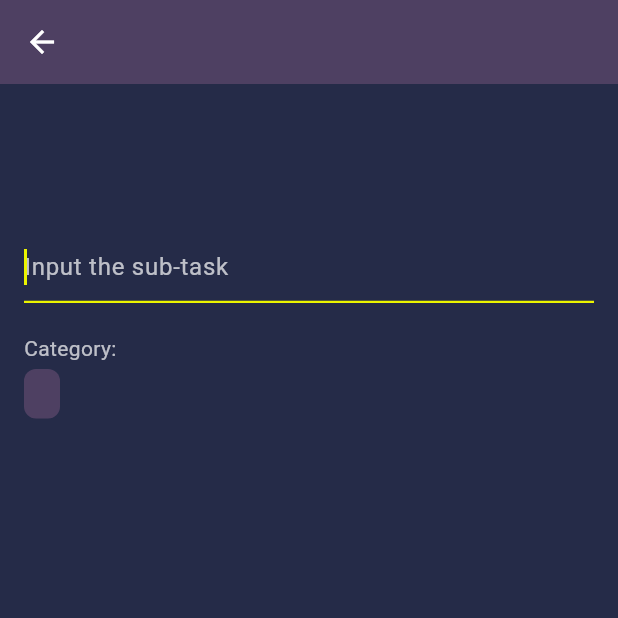
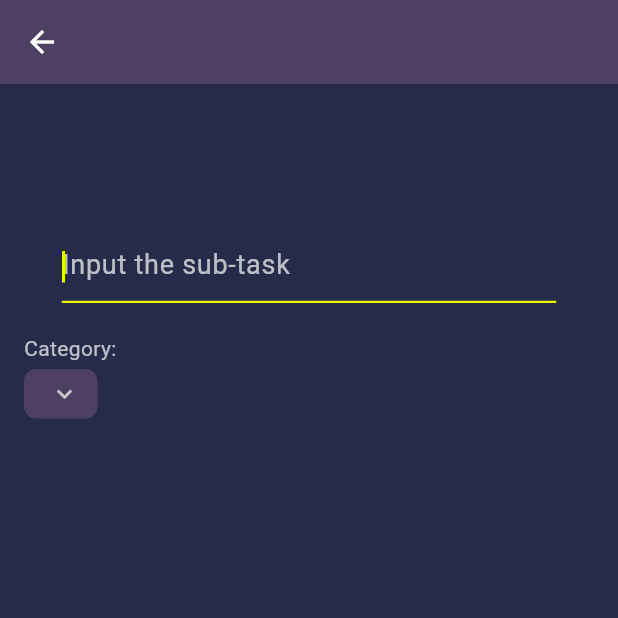
Before and after one commit to monsalman/flutter_todolist, a Flutter app: the TaskDetail screen opened directly with empty values, after a tap on "Add Subtask", on a phone screen of 412 x 824 dp, the top half of it. Run offline on Flutter 3.47's test engine with Material 3 defaults, Android fonts, the phone set to English and light mode, and no system bars; our stand-ins replace flutter_dotenv, supabase_flutter; accounts and stored records are empty.

Commit message:
can update category & edit subtask

```diff
--- a/lib/Page/TaskDetail.dart
+++ b/lib/Page/TaskDetail.dart
@@ -1,4 +1,5 @@
 import 'package:flutter/material.dart';
+import '../Navbar/NavBar.dart';
 import '../main.dart';
 import 'package:supabase_flutter/supabase_flutter.dart';
 
@@ -20,6 +21,9 @@ class _TaskDetailState extends State<TaskDetail> {
   late TextEditingController _titleController;
   List<Map<String, dynamic>> subtasks = [];
   bool _showInputField = false;
+  List<String> categories = [];
+  final GlobalKey _categoryKey = GlobalKey();
+  bool _isMenuOpen = false;
 
   @override
   void initState() {
@@ -34,12 +38,75 @@ class _TaskDetailState extends State<TaskDetail> {
         }
       }).toList();
     }
+    _loadCategories();
   }
 
   @override
   void dispose() {
     _titleController.dispose();
     super.dispose();
+  }
+
+  Future<void> _loadCategories() async {
+    try {
+      final User? user = Supabase.instance.client.auth.currentUser;
+      if (user != null) {
+        final data = await Supabase.instance.client
+            .from('users')
+            .select()
+            .eq('id', user.id)
+            .single();
+
+        if (mounted) {
+          setState(() {
+            categories = List<String>.from(data['categories'] ?? []);
+          });
+        }
+      }
+    } catch (error) {
+      if (mounted) {
+        ScaffoldMessenger.of(context).showSnackBar(
+          SnackBar(
+            content: Text('Error loading categories: ${error.toString()}'),
+            backgroundColor: Colors.red,
+          ),
+        );
+      }
+    }
+  }
+
+  Future<void> _updateCategory(String? newCategory) async {
+    if (newCategory == widget.task['category']) {
+      return;
+    }
+
+    try {
+      await Supabase.instance.client.from('tasks').update({
+        'category': newCategory,
+        'updated_at': DateTime.now().toIso8601String(),
+      }).eq('id', widget.task['id']);
+
+      setState(() {
+        widget.task['category'] = newCategory;
+      });
+      widget.onTaskUpdated();
+
+      ScaffoldMessenger.of(context).showSnackBar(
+        SnackBar(
+          content: Text('Category updated successfully'),
+          backgroundColor: Colors.green,
+        ),
+      );
+    } catch (error) {
+      if (mounted) {
+        ScaffoldMessenger.of(context).showSnackBar(
+          SnackBar(
+            content: Text('Error updating category: ${error.toString()}'),
+            backgroundColor: Colors.red,
+          ),
+        );
+      }
+    }
   }
 
   Future<void> _addSubtask(String subtask) async {
@@ -227,7 +294,10 @@ class _TaskDetailState extends State<TaskDetail> {
                 ),
               ),
             _showInputField
-                ? TextField(
+                ? Center(
+                    child: Container(
+                      width: MediaQuery.of(context).size.width * 0.8,
+                      child: TextField(
                         autofocus: true,
                         onSubmitted: (value) {
                           if (value.isNotEmpty) {
@@ -236,7 +306,12 @@ class _TaskDetailState extends State<TaskDetail> {
                         },
                         decoration: InputDecoration(
                           hintText: 'Input the sub-task',
-                      hintStyle: TextStyle(color: Colors.white70),
+                          hintStyle: TextStyle(
+                            color: Colors.white70,
+                            fontSize: 18,
+                            height: 1,
+                          ),
+                          contentPadding: EdgeInsets.zero,
                           enabledBorder: UnderlineInputBorder(
                             borderSide: BorderSide(color: Colors.white70),
                           ),
@@ -245,8 +320,13 @@ class _TaskDetailState extends State<TaskDetail> {
                                 BorderSide(color: WarnaSecondary, width: 1.5),
                           ),
                         ),
-                    style: TextStyle(color: Colors.white),
+                        style: TextStyle(
+                          color: Colors.white,
+                          fontSize: 14,
+                        ),
                         cursorColor: WarnaSecondary,
+                      ),
+                    ),
                   )
                 : Padding(
                     padding: EdgeInsets.only(left: 5, top: 0),
@@ -275,17 +355,107 @@ class _TaskDetailState extends State<TaskDetail> {
               ),
             ),
             SizedBox(height: 4),
-            Container(
+            GestureDetector(
+              onTap: () {
+                setState(() {
+                  _isMenuOpen = true;
+                });
+
+                final RenderBox? button = _categoryKey.currentContext
+                    ?.findRenderObject() as RenderBox?;
+                if (button != null) {
+                  final position = button.localToGlobal(Offset.zero);
+                  final size = button.size;
+
+                  showMenu(
+                    context: context,
+                    position: RelativeRect.fromLTRB(
+                      position.dx,
+                      position.dy + 40,
+                      position.dx + size.width,
+                      position.dy,
+                    ),
+                    color: WarnaUtama2,
+                    items: [
+                      ...categories.map(
+                        (category) => PopupMenuItem(
+                          value: category,
+                          child: Text(
+                            category,
+                            style: TextStyle(color: Colors.white70),
+                          ),
+                        ),
+                      ),
+                      PopupMenuItem(
+                        value: 'add_category',
+                        child: Row(
+                          children: [
+                            Icon(
+                              Icons.add,
+                              color: WarnaSecondary,
+                              size: 20,
+                            ),
+                            SizedBox(width: 8),
+                            Text(
+                              'Add Category',
+                              style: TextStyle(
+                                color: WarnaSecondary,
+                                fontSize: 14,
+                              ),
+                            ),
+                          ],
+                        ),
+                      ),
+                    ],
+                  ).then((selectedValue) {
+                    setState(() {
+                      _isMenuOpen = false;
+                    });
+
+                    if (selectedValue == 'add_category') {
+                      Navigator.pushReplacement(
+                        context,
+                        MaterialPageRoute(
+                          builder: (context) => NavBar(
+                            initialIndex: 2,
+                            expandCategories: true,
+                          ),
+                        ),
+                      );
+                    } else if (selectedValue != null) {
+                      _updateCategory(selectedValue);
+                    }
+                  });
+                }
+              },
+              child: Container(
+                key: _categoryKey,
                 padding: EdgeInsets.symmetric(horizontal: 12, vertical: 6),
                 decoration: BoxDecoration(
                   color: WarnaUtama2,
                   borderRadius: BorderRadius.circular(8),
                 ),
-              child: Text(
+                child: Row(
+                  mainAxisSize: MainAxisSize.min,
+                  children: [
+                    Text(
                       widget.task['category'] ?? 'No Category',
                       style: TextStyle(
                         color: Colors.white70,
                         fontSize: 14,
+                      ),
+                    ),
+                    SizedBox(width: 5),
+                    AnimatedRotation(
+                      turns: _isMenuOpen ? 0.5 : 0,
+                      duration: Duration(milliseconds: 200),
+                      child: Icon(
+                        Icons.keyboard_arrow_down,
+                        color: Colors.white70,
+                        size: 20,
+                      ),
+                    ),
+                  ],
                 ),
               ),
             ),
```
Lines whose indentation alone changed are shown as unchanged.
